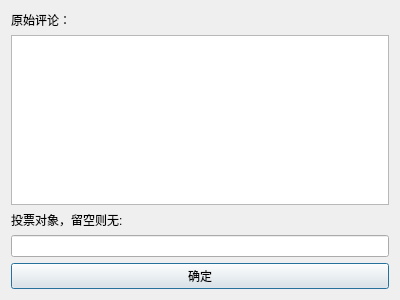
xxzl0130/NGA_GF_Moe, file src/Ui/CheckDialog.ui: the form before one commit.
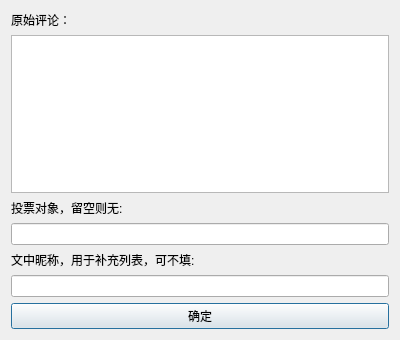
The form after the commit.

Commit message: 加载和开始前清理数据，导出更多信息，弹窗可填写昵称

Diff of the .ui file:
```diff
--- a/src/Ui/CheckDialog.ui
+++ b/src/Ui/CheckDialog.ui
@@ -7,7 +7,7 @@
     <x>0</x>
     <y>0</y>
     <width>400</width>
-    <height>300</height>
+    <height>340</height>
    </rect>
   </property>
   <property name="windowTitle">
@@ -38,6 +38,16 @@
    <item>
     <widget class="QLineEdit" name="voteLineEdit"/>
    </item>
+   <item>
+    <widget class="QLabel" name="label_3">
+     <property name="text">
+      <string>文中昵称，用于补充列表，可不填:</string>
+     </property>
+    </widget>
+   </item>
+   <item>
+    <widget class="QLineEdit" name="nameLineEdit"/>
+   </item>
    <item>
     <widget class="QPushButton" name="confirmPushButton">
      <property name="text">
```
The commit also changes 3 other files.
